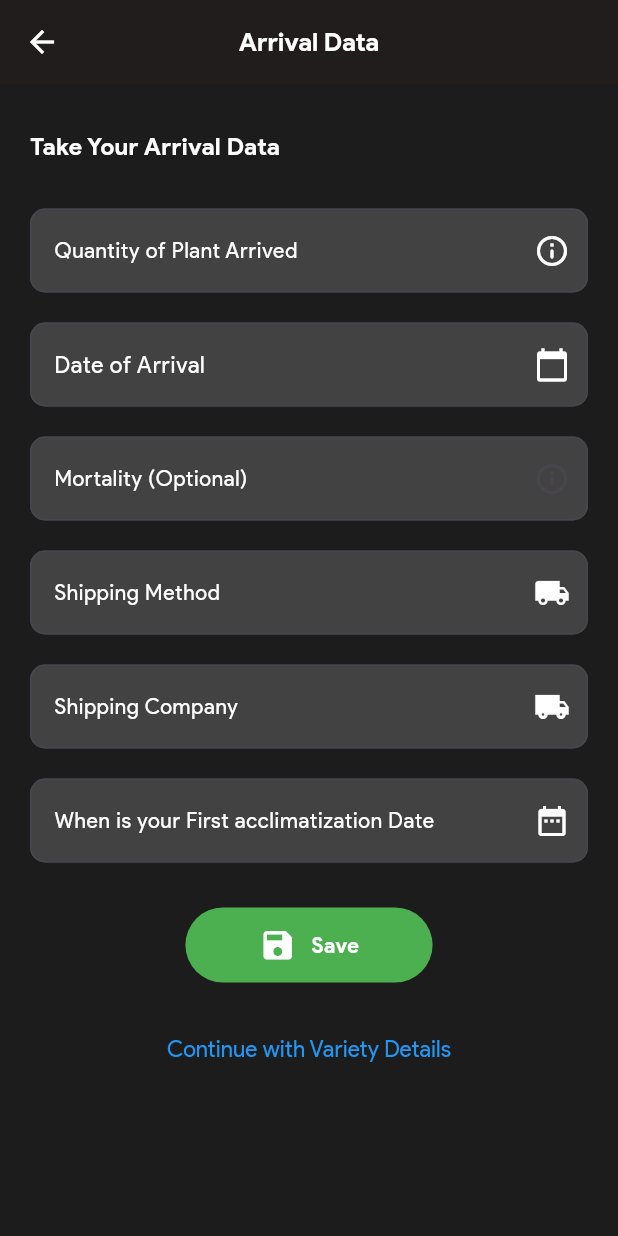
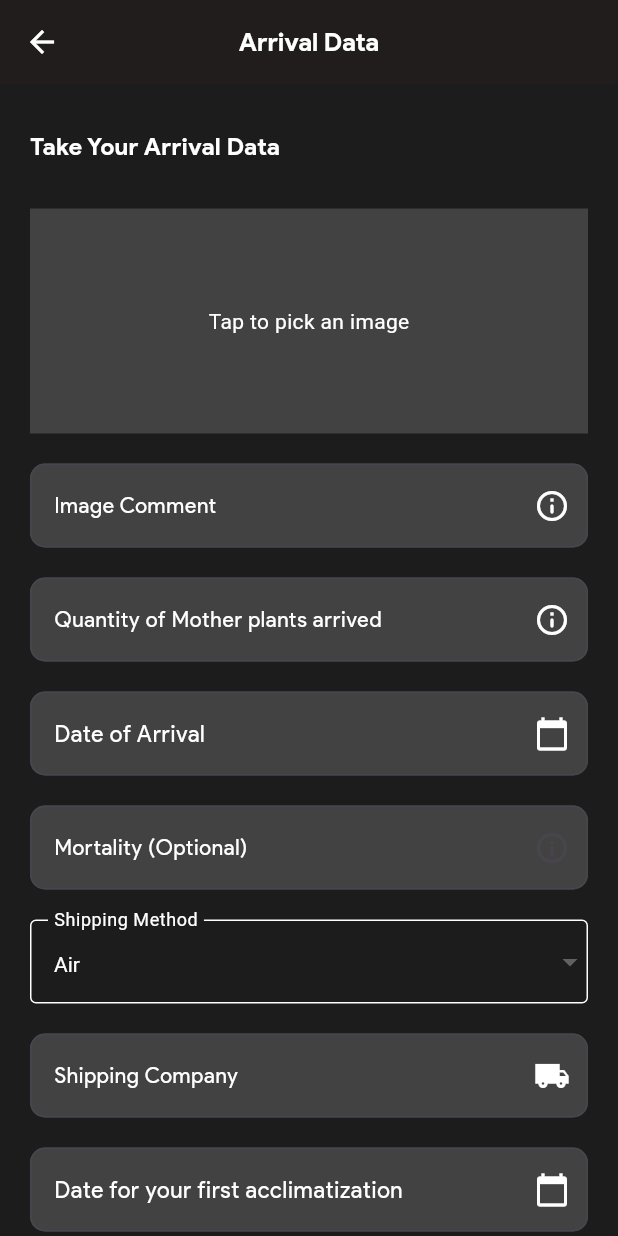
Before and after one commit to Darkbeast-glitch/ASPPEG-farms, a Flutter app: the ArrivalDataPage screen opened by its route, on a phone screen of 412 x 824 dp. Run offline on Flutter 3.47's test engine with Material 3 defaults, Android fonts, the phone set to English and light mode, and no system bars; our stand-ins replace firebase_auth, firebase_core, flutter_riverpod, gap, google_sign_in, image_picker and 2 more; accounts and stored records are empty.

```diff
--- a/lib/utils/arrival_text_Form.dart
+++ b/lib/utils/arrival_text_Form.dart
@@ -7,11 +7,12 @@ class ArrivalTextForm extends StatelessWidget {
       required this.labelText,
       required this.hintText,
       required this.controller,
-      required this.suffixicon});
+      required this.suffixicon,  this.type});
   final String labelText;
   final String hintText;
   final TextEditingController controller;
   final Icon? suffixicon;
+  final TextInputType? type;
 
   @override
   Widget build(BuildContext context) {
@@ -31,7 +32,7 @@ class ArrivalTextForm extends StatelessWidget {
         ),
       ),
       style: const TextStyle(color: Colors.white),
-      keyboardType: TextInputType.number,
+      keyboardType: type,
     );
   }
 }
--- a/lib/utils/date_picker.dart
+++ b/lib/utils/date_picker.dart
@@ -3,15 +3,16 @@ import 'package:intl/intl.dart';
 import 'package:myapp/utils/constants.dart';
 
 class DatePickerForm extends StatelessWidget {
-  const DatePickerForm({super.key, required this.dateController});
+  const DatePickerForm({super.key, required this.dateController, required this.labelText});
   final TextEditingController dateController;
+  final String labelText;
 
   @override
   Widget build(BuildContext context) {
     return TextFormField(
       controller: dateController,
       decoration: InputDecoration(
-        labelText: "Date of Arrival",
+        labelText: labelText,
         hintText: "Pick a date",
         filled: true,
         fillColor: Colors.grey[800],
--- a/lib/views/pages/arrival_data.dart
+++ b/lib/views/pages/arrival_data.dart
@@ -1,27 +1,108 @@
+import 'dart:io';
 import 'package:flutter/material.dart';
 import 'package:flutter_riverpod/flutter_riverpod.dart';
+import 'package:image_picker/image_picker.dart';
 import 'package:gap/gap.dart';
 import 'package:myapp/providers/medium_buttons.dart';
+import 'package:myapp/services/api_services.dart'; // Import your API service
 import 'package:myapp/utils/arrival_text_Form.dart';
 import 'package:myapp/utils/constants.dart';
 import 'package:myapp/utils/date_picker.dart';
 
-class ArrivalDataPage extends ConsumerWidget {
+class ArrivalDataPage extends ConsumerStatefulWidget {
   const ArrivalDataPage({super.key});
 
   @override
-  Widget build(BuildContext context, WidgetRef ref) {
+  _ArrivalDataPageState createState() => _ArrivalDataPageState();
+}
+
+class _ArrivalDataPageState extends ConsumerState<ArrivalDataPage> {
+  final ImagePicker _picker = ImagePicker();
+  File? _selectedImage;
+
   // Controllers for form fields
   final TextEditingController quantityController = TextEditingController();
   final TextEditingController dateController = TextEditingController();
   final TextEditingController mortalityController = TextEditingController();
-    final TextEditingController shippingMethodController =
-        TextEditingController();
+  final TextEditingController commentController = TextEditingController();
   final TextEditingController shippingCompanyController =
       TextEditingController();
   final TextEditingController acclimatizationDateController =
       TextEditingController();
 
+  String selectedShippingMethod = 'Air';
+  bool _isLoading = false;
+
+  // Function to pick an image from the gallery
+  Future<void> _pickImage() async {
+    final pickedFile = await _picker.pickImage(source: ImageSource.gallery);
+    if (pickedFile != null) {
+      setState(() {
+        _selectedImage = File(pickedFile.path);
+      });
+    } else {
+      print('No image selected.');
+    }
+  }
+
+  // Function to handle form submission including image upload and data submission
+  Future<void> _submitArrivalData() async {
+    setState(() {
+      _isLoading = true;
+    });
+
+    final apiService = ref.read(apiServiceProvider);
+
+    // Step 1: Upload the image if selected
+    String? imagePath;
+    if (_selectedImage != null) {
+      imagePath = await apiService.uploadImage(_selectedImage!);
+      if (imagePath == null) {
+        setState(() {
+          _isLoading = false;
+        });
+        ScaffoldMessenger.of(context).showSnackBar(
+          const SnackBar(
+            content: Text('Image upload failed. Please try again.'),
+            backgroundColor: Colors.red,
+          ),
+        );
+        return;
+      }
+    }
+
+    // Step 2: Prepare arrival data and submit to the backend
+    Map<String, dynamic> arrivalData = {
+      "batch_id": 1, // Replace with the actual batch ID or get it dynamically
+      "quantity_of_plant_arrived": int.tryParse(quantityController.text) ?? 0,
+      "date_of_arrival": dateController.text,
+      "mortality_rate": int.tryParse(mortalityController.text) ?? 0,
+      "shipping_method": selectedShippingMethod,
+      "shipping_company": shippingCompanyController.text,
+      "image_path":
+          imagePath ?? '', // Use the image URL obtained from the upload API
+      "comment": commentController.text,
+      "acclimatization_date": acclimatizationDateController.text,
+    };
+
+    bool success = await apiService.submitArrivalData(arrivalData);
+
+    setState(() {
+      _isLoading = false;
+    });
+
+    ScaffoldMessenger.of(context).showSnackBar(
+      SnackBar(
+        content: Text(success
+            ? 'Arrival data submitted successfully.'
+            : 'Failed to submit arrival data.'),
+        backgroundColor: success ? Colors.green : Colors.red,
+      ),
+    );
+  }
+
+  @override
+  Widget build(BuildContext context) {
     return Scaffold(
       appBar: AppBar(
         backgroundColor: AppConstants.backgroundColor,
@@ -45,7 +126,6 @@ class ArrivalDataPage extends ConsumerWidget {
           const Color(0xFF1C1C1C), // Background color from the image
       body: SafeArea(
         child: SingleChildScrollView(
-          // Scrolls the body when the screen size is insufficient
           padding:
               EdgeInsets.only(bottom: MediaQuery.of(context).viewInsets.bottom),
           child: Padding(
@@ -58,23 +138,54 @@ class ArrivalDataPage extends ConsumerWidget {
                     style: AppConstants.seconTitleTextStyle
                         .copyWith(color: Colors.white, fontSize: 16)),
                 const Gap(30),
+
+                // Image upload field
+                GestureDetector(
+                  onTap:
+                      _pickImage, // Call image picker when the container is tapped
+                  child: Container(
+                    height: 150,
+                    width: double.infinity,
+                    color: Colors.grey[800],
+                    child: _selectedImage == null
+                        ? const Center(
+                            child: Text('Tap to pick an image',
+                                style: TextStyle(color: Colors.white)))
+                        : Image.file(_selectedImage!, fit: BoxFit.cover),
+                  ),
+                ),
+                const Gap(20),
+
+                // Comment about the Image
+                ArrivalTextForm(
+                  type: TextInputType.text,
+                  controller: commentController,
+                  labelText: "Image Comment",
+                  hintText: "Enter any comment about the image",
+                  suffixicon: const Icon(
+                    Icons.info_outline_rounded,
+                    color: Colors.white,
+                  ),
+                ),
+                const Gap(20),
+
                 // Quantity of Plant Arrived
                 ArrivalTextForm(
+                  type: const TextInputType.numberWithOptions(),
                   controller: quantityController,
-                  labelText: "Quantity of Plant Arrived",
+                  labelText: "Quantity of Mother plants arrived",
                   hintText: "Enter the number of mother plant",
                   suffixicon: const Icon(
                     Icons.info_outline_rounded,
                     color: Colors.white,
                   ),
                 ),
-
                 const Gap(20),
 
                 // Date of Arrival
                 DatePickerForm(
-                  dateController: dateController,
-                ),
+                    labelText: "Date of Arrival",
+                    dateController: dateController),
                 const Gap(20),
 
                 // Mortality (Optional)
@@ -83,21 +194,42 @@ class ArrivalDataPage extends ConsumerWidget {
                     hintText: "This is optional",
                     controller: mortalityController,
                     suffixicon: const Icon(Icons.info_outline_rounded),
-                ),
-
+                    type: const TextInputType.numberWithOptions()),
                 const Gap(20),
 
-                // Shipping Method
-                ArrivalTextForm(
+                // Shipping Method Dropdown
+                DropdownButtonFormField<String>(
+                  value: selectedShippingMethod,
+                  items: ['Air', 'Truck']
+                      .map((method) => DropdownMenuItem<String>(
+                            value: method,
+                            child: Text(
+                              method,
+                              style: const TextStyle(color: Colors.white),
+                            ),
+                          ))
+                      .toList(),
+                  onChanged: (value) {
+                    if (value != null) {
+                      setState(() {
+                        selectedShippingMethod = value;
+                      });
+                    }
+                  },
+                  style: const TextStyle(color: Colors.white),
+                  dropdownColor: const Color(0xFF1C1C1C),
+                  decoration: const InputDecoration(
                     labelText: "Shipping Method",
+                    labelStyle: TextStyle(color: Colors.white),
                     hintText: "Select your Shipping Method",
-                  controller: shippingMethodController,
-                  suffixicon: const Icon(
-                    Icons.local_shipping,
-                    color: Colors.white,
+                    enabledBorder: OutlineInputBorder(
+                      borderSide: BorderSide(color: Colors.white),
+                    ),
+                    focusedBorder: OutlineInputBorder(
+                      borderSide: BorderSide(color: Colors.blue),
                     ),
                   ),
-
+                ),
                 const Gap(20),
 
                 // Shipping Company
@@ -110,77 +242,32 @@ class ArrivalDataPage extends ConsumerWidget {
                     color: Colors.white,
                   ),
                 ),
-
                 const Gap(20),
 
                 // First Acclimatization Date
-                ArrivalTextForm(
-                    labelText: "When is your First acclimatization Date",
-                    hintText: "In 14 Days",
-                    controller: acclimatizationDateController,
-                    suffixicon: const Icon(
-                      Icons.date_range,
-                      color: Colors.white,
-                    )),
-
-                const Gap(30),
+                DatePickerForm(
+                    labelText: "Date for your first acclimatization",
+                    dateController: acclimatizationDateController),
+                const Gap(20),
 
                 // Save Button
-                const Center(
-                    child: MediumButtons(
+                Center(
+                  child: _isLoading
+                      ? const CircularProgressIndicator()
+                      : MediumButtons(
                           text: "Save",
-                        icon: Icon(
-                          Icons.save,
-                          color: Colors.white,
-                          size: 25,
-                        ),
-                        color: Colors.green)),
-
-                const Gap(20),
-
-                // Link for variety details
-                Center(
-                  child: TextButton(
-                    onPressed: () {
-                      // Handle navigation to variety details
-                    },
-                    child: Text("Continue with Variety Details",
-                        style: AppConstants.subtitleTextStyle
-                            .copyWith(color: Colors.blue)),
+                          icon: const Icon(Icons.save,
+                              color: Colors.white, size: 25),
+                          color: Colors.green,
+                          onTap: _submitArrivalData,
                         ),
                 ),
+                const Gap(20),
               ],
             ),
           ),
         ),
       ),
-      // bottomNavigationBar: BottomNavigationBar(
-      //   items: const [
-      //     BottomNavigationBarItem(
-      //       icon: Icon(Icons.home),
-      //       label: 'Home',
-      //     ),
-      //     BottomNavigationBarItem(
-      //       icon: Icon(Icons.timeline),
-      //       label: 'Cycle',
-      //     ),
-      //     BottomNavigationBarItem(
-      //       icon: Icon(Icons.cloud),
-      //       label: 'Forecast',
-      //     ),
-      //     BottomNavigationBarItem(
-      //       icon: Icon(Icons.report),
-      //       label: 'Report',
-      //     ),
-      //   ],
-      //   currentIndex: 0, // Assuming Home is selected
-      //   selectedItemColor: Colors.green,
-      //   unselectedItemColor: Colors.white,
-      //   backgroundColor: const Color(0xFF1C1C1C), // Matches background color
-      //   onTap: (index) {
-      //     // Handle bottom navigation
-      //   },
-      // ),
     );
   }
 }
--- a/lib/views/pages/home_page.dart
+++ b/lib/views/pages/home_page.dart
@@ -40,7 +40,7 @@ class _HomePageState extends ConsumerState<HomePage> {
         Navigator.pushNamed(context, "/existBatches");
         break;
       case 2:
-        Navigator.pushNamed(context, "/settings");
+        Navigator.pushNamed(context, "/existBatches");
         break;
     }
   }
@@ -56,7 +56,7 @@ class _HomePageState extends ConsumerState<HomePage> {
   @override
   Widget build(BuildContext context) {
     // Temporary hardcoded values
-    const userName = 'Julius';
+    const userName = 'Rhoda';
     const plantsInGreenhouse = 0;
     const cutsDue = 0;
 
--- a/pubspec.yaml
+++ b/pubspec.yaml
@@ -39,7 +39,10 @@ dependencies:
   gap: ^3.0.1
   google_sign_in: ^6.2.1
   http: ^1.2.2
+  image_picker: ^1.1.2
   intl: ^0.19.0
+  path_provider: ^2.1.4
+  permission_handler: ^11.3.1
   shared_preferences: ^2.3.2
   smooth_page_indicator: ^1.2.0+3
 
```
Also changed, not shown: lib/services/api_services.dart (+86 -2 lines), lib/services/auth_services.dart (+32 -19 lines), lib/views/auths/register_page.dart (+63 -47 lines), lib/views/pages/existing_batch_page.dart (+15 -3 lines), pubspec.lock, 1 other file. Lines whose indentation alone changed are shown as unchanged.
